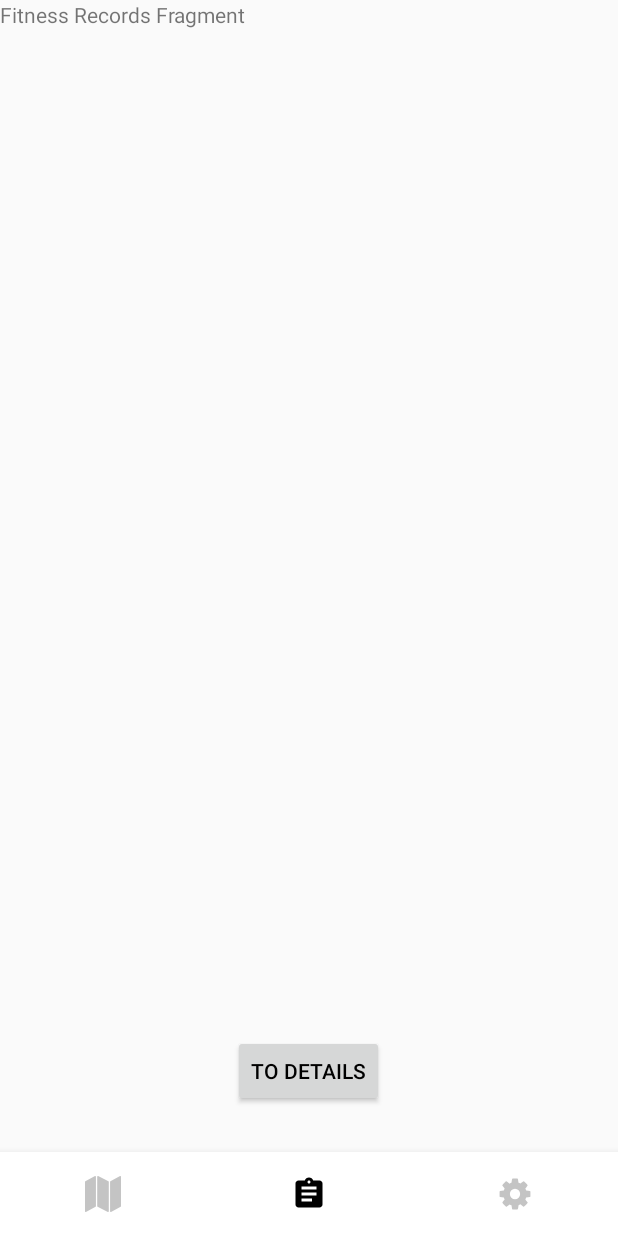
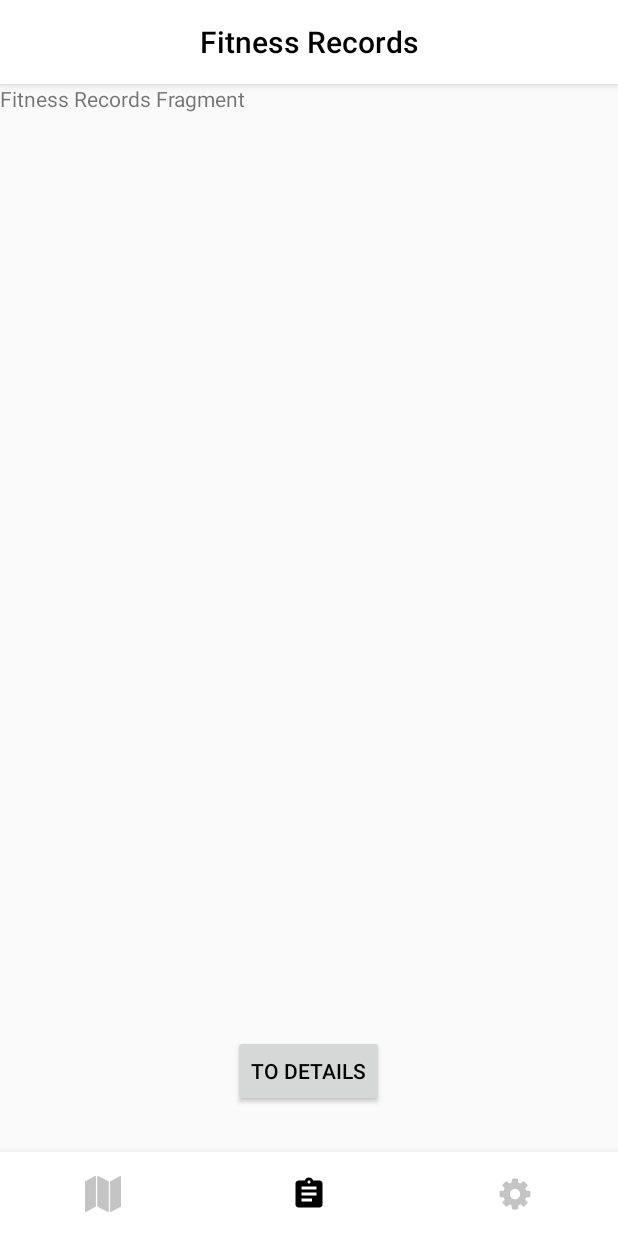
Before and after one commit to george-lim/bruno-android, an Android app: the screen it shows after launch (MainActivity), item 2 of the bottom bar chosen, on a phone screen of 412 x 824 dp. Run offline under Robolectric (Android 15) with nearby library versions, the phone set to English and light mode, and no system bars.

Commit message:
add appbar behaviour

```diff
--- a/app/src/main/java/com/cs446/group7/bruno/MainActivity.java
+++ b/app/src/main/java/com/cs446/group7/bruno/MainActivity.java
@@ -13,7 +13,6 @@ public class MainActivity extends AppCompatActivity {
     protected void onCreate(Bundle savedInstanceState) {
         super.onCreate(savedInstanceState);
         setContentView(R.layout.activity_main);
-
     }
 
 //    TODO: fix this
--- /dev/null
+++ b/app/src/main/java/com/cs446/group7/bruno/ui/FragmentToolbar.java
@@ -0,0 +1,73 @@
+package com.cs446.group7.bruno.ui;
+
+import android.view.View;
+import android.widget.TextView;
+
+import androidx.annotation.IdRes;
+import androidx.appcompat.app.ActionBar;
+import androidx.appcompat.app.AppCompatActivity;
+import androidx.appcompat.widget.Toolbar;
+
+import com.cs446.group7.bruno.R;
+
+public class FragmentToolbar {
+    private int appbarId;
+    private String title;
+    private boolean hasUp;
+
+    protected FragmentToolbar(@IdRes int appbarId, String title, boolean hasUp) {
+        this.appbarId = appbarId;
+        this.title = title;
+        this.hasUp = hasUp;
+    }
+
+    public void addToFragment(AppCompatActivity activity) {
+        Toolbar toolbar = activity.findViewById(appbarId).findViewById(R.id.toolbar);
+        activity.setSupportActionBar(toolbar);
+        ActionBar actionbar = activity.getSupportActionBar();
+
+        actionbar.setDisplayShowTitleEnabled(false);
+        TextView toolbarText = activity.findViewById(appbarId).findViewById(R.id.toolbar_text);
+        toolbarText.setText(title);
+
+        if (hasUp) {
+            actionbar.setDisplayShowHomeEnabled(true);
+            actionbar.setDisplayHomeAsUpEnabled(true);
+            toolbar.setNavigationOnClickListener(new View.OnClickListener() {
+                @Override
+                public void onClick(View view) {
+                    activity.onBackPressed();
+                }
+            });
+        }
+    }
+
+    public static class Builder {
+        private final int defaultInt = -1;
+        private int appbarId = defaultInt;
+        private String title = "";
+        private boolean hasUp = false;
+
+        public Builder withId(@IdRes int appbarId) {
+            this.appbarId = appbarId;
+            return this;
+        }
+
+        public Builder withTitle(String title) {
+            this.title = title;
+            return this;
+        }
+
+        public Builder withUpButton() {
+            this.hasUp = true;
+            return this;
+        }
+
+        public FragmentToolbar build() {
+            if (appbarId == defaultInt) {
+                throw new IllegalStateException();
+            }
+            return new FragmentToolbar(appbarId, title, hasUp);
+        }
+    }
+}
--- a/app/src/main/java/com/cs446/group7/bruno/ui/TopLevelFragment.java
+++ b/app/src/main/java/com/cs446/group7/bruno/ui/TopLevelFragment.java
@@ -1,6 +1,7 @@
 package com.cs446.group7.bruno.ui;
 
 import android.os.Bundle;
+import android.util.Log;
 import android.view.LayoutInflater;
 import android.view.MenuItem;
 import android.view.View;
--- a/app/src/main/java/com/cs446/group7/bruno/ui/fitnessrecords/FitnessRecordsFragment.java
+++ b/app/src/main/java/com/cs446/group7/bruno/ui/fitnessrecords/FitnessRecordsFragment.java
@@ -7,19 +7,15 @@ import android.view.ViewGroup;
 import android.widget.Button;
 
 import androidx.annotation.Nullable;
+import androidx.appcompat.app.AppCompatActivity;
 import androidx.fragment.app.Fragment;
 import androidx.navigation.NavController;
 import androidx.navigation.Navigation;
 
 import com.cs446.group7.bruno.R;
+import com.cs446.group7.bruno.ui.FragmentToolbar;
 
 public class FitnessRecordsFragment extends Fragment {
-
-
-    @Override
-    public void onCreate(Bundle savedInstanceState) {
-        super.onCreate(savedInstanceState);
-    }
 
     @Override
     public View onCreateView(LayoutInflater inflater, ViewGroup container,
@@ -30,7 +26,7 @@ public class FitnessRecordsFragment extends Fragment {
     @Override
     public void onActivityCreated(@Nullable Bundle savedInstanceState) {
         super.onActivityCreated(savedInstanceState);
-        Button toDetailsBtn = getActivity().findViewById(R.id.button_to_details);
+        Button toDetailsBtn = getView().findViewById(R.id.button_to_details);
         toDetailsBtn.setOnClickListener(new View.OnClickListener() {
             @Override
             public void onClick(View view) {
@@ -38,5 +34,11 @@ public class FitnessRecordsFragment extends Fragment {
                 navController.navigate(R.id.action_toplevelfragment_to_fitnessdetailsfragment);
             }
         });
+
+        FragmentToolbar appbar = new FragmentToolbar.Builder()
+                .withId(R.id.appbar_fitness_reocrds)
+                .withTitle(getResources().getString(R.string.title_fitness_records))
+                .build();
+        appbar.addToFragment((AppCompatActivity) getActivity());
     }
 }
--- a/app/src/main/java/com/cs446/group7/bruno/ui/settings/SettingsFragment.java
+++ b/app/src/main/java/com/cs446/group7/bruno/ui/settings/SettingsFragment.java
@@ -1,14 +1,16 @@
 package com.cs446.group7.bruno.ui.settings;
 
 import android.os.Bundle;
-
-import androidx.fragment.app.Fragment;
-
 import android.view.LayoutInflater;
 import android.view.View;
 import android.view.ViewGroup;
 
+import androidx.annotation.Nullable;
+import androidx.appcompat.app.AppCompatActivity;
+import androidx.fragment.app.Fragment;
+
 import com.cs446.group7.bruno.R;
+import com.cs446.group7.bruno.ui.FragmentToolbar;
 
 public class SettingsFragment extends Fragment {
 
@@ -17,4 +19,14 @@ public class SettingsFragment extends Fragment {
                              Bundle savedInstanceState) {
         return inflater.inflate(R.layout.fragment_settings, container, false);
     }
+
+    @Override
+    public void onActivityCreated(@Nullable Bundle savedInstanceState) {
+        super.onActivityCreated(savedInstanceState);
+        FragmentToolbar appbar = new FragmentToolbar.Builder()
+                .withId(R.id.appbar_settings)
+                .withTitle(getResources().getString(R.string.title_settings))
+                .build();
+        appbar.addToFragment((AppCompatActivity) getActivity());
+    }
 }
--- a/app/src/main/res/layout/fragment_fitness_records.xml
+++ b/app/src/main/res/layout/fragment_fitness_records.xml
@@ -1,9 +1,22 @@
 <?xml version="1.0" encoding="utf-8"?>
-<FrameLayout xmlns:android="http://schemas.android.com/apk/res/android"
+<androidx.constraintlayout.widget.ConstraintLayout
+    xmlns:android="http://schemas.android.com/apk/res/android"
+    xmlns:app="http://schemas.android.com/apk/res-auto"
     xmlns:tools="http://schemas.android.com/tools"
     android:layout_width="match_parent"
     android:layout_height="match_parent"
     tools:context=".ui.fitnessrecords.FitnessRecordsFragment">
+
+    <include
+        android:id="@+id/appbar_fitness_reocrds"
+        layout="@layout/toolbar_layout"
+        app:layout_constraintTop_toTopOf="parent"/>
+
+    <FrameLayout
+        android:layout_width="match_parent"
+        android:layout_height="0dp"
+        app:layout_constraintTop_toBottomOf="@id/appbar_fitness_reocrds"
+        app:layout_constraintBottom_toBottomOf="parent">
 
         <TextView
             android:layout_width="match_parent"
@@ -20,3 +33,4 @@
             android:text="To Details" />
 
     </FrameLayout>
+</androidx.constraintlayout.widget.ConstraintLayout>
--- /dev/null
+++ b/app/src/main/res/layout/toolbar_layout.xml
@@ -0,0 +1,23 @@
+<?xml version="1.0" encoding="utf-8"?>
+<com.google.android.material.appbar.AppBarLayout
+    xmlns:android="http://schemas.android.com/apk/res/android"
+    android:layout_width="match_parent"
+    android:layout_height="wrap_content">
+
+    <androidx.appcompat.widget.Toolbar
+        android:id="@+id/toolbar"
+        android:layout_width="match_parent"
+        android:layout_height="?attr/actionBarSize"
+        android:background="@color/colorBackground">
+
+        <TextView
+            android:id="@+id/toolbar_text"
+            android:layout_width="wrap_content"
+            android:layout_height="wrap_content"
+            android:text="Bruno"
+            android:layout_gravity="center_horizontal"
+            style="@style/TextAppearance.AppCompat.Widget.ActionBar.Title"/>
+
+    </androidx.appcompat.widget.Toolbar>
+
+</com.google.android.material.appbar.AppBarLayout>
--- a/app/src/main/res/values/colors.xml
+++ b/app/src/main/res/values/colors.xml
@@ -3,6 +3,7 @@
     <color name="colorPrimary">#F4A69B</color>
     <color name="colorSecondary">#A1D2B8</color>
     <color name="colorSecondaryVariant">#95BDBC</color>
+    <color name="colorToolBarBackground">#FFFFFF</color>
     <color name="colorBackground">#FFFFFF</color>
     <color name="colorOnBackground">#000000</color>
     <color name="colorOnBackgroundLite">#858181</color>
```
Also changed, not shown: app/src/main/java/com/cs446/group7/bruno/ui/fitnessdetails/FitnessDetailsFragment.java (+14 -0 lines), app/src/main/res/layout/fragment_fitness_details.xml (+18 -5 lines), app/src/main/res/layout/fragment_settings.xml (+18 -5 lines). Lines whose indentation alone changed are shown as unchanged.
